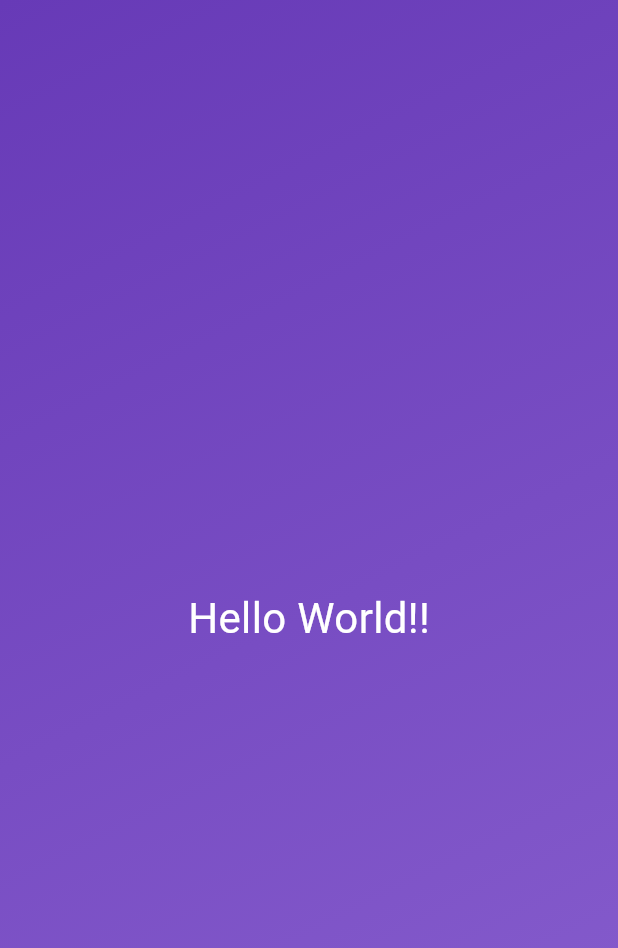
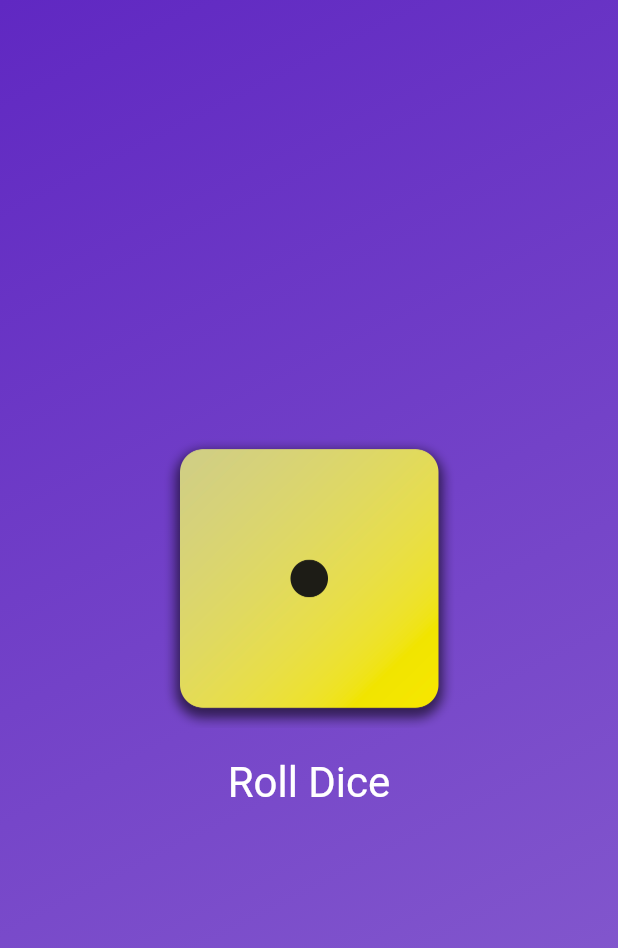
Before and after one commit to pireslima18/RollDice, a Flutter app: the screen it shows after launch, on a phone screen of 412 x 824 dp. Shown: the top 948 px of the screen. Run offline on Flutter 3.47's test engine with Material 3 defaults, Android fonts, the phone set to English and light mode, and no system bars; missing offline and left inert: dart:ffi.

Commit message:
main: Subindo imagens implementando funções e StateFulWidget

```diff
--- /dev/null
+++ b/lib/dice_roller.dart
@@ -0,0 +1,47 @@
+import "package:flutter/material.dart";
+import "styled_text.dart";
+
+class DiceRoller extends StatefulWidget {
+  const DiceRoller({super.key});
+
+  @override
+  State<DiceRoller> createState () {
+    return _DiceRollerState();
+  }
+}
+
+class _DiceRollerState extends State<DiceRoller> {
+  var activeDiceImage = "assets/images/dice-1.png";
+
+  void rollDice() {
+    setState(() {
+      activeDiceImage = "assets/images/dice-2.png";
+    });
+  }
+
+@override
+  Widget build(context) {
+    return Column(
+      mainAxisSize: MainAxisSize.min,
+      children: [
+        Image(
+          image: AssetImage(activeDiceImage),
+          width: 200,
+        ),
+        TextButton(
+          onPressed: rollDice,
+          style: TextButton.styleFrom(
+            foregroundColor: Colors.white,
+            textStyle: const TextStyle(fontSize: 28),
+            padding: const EdgeInsets.only(
+              top: 20,
+            )
+          ),
+          child: const Text(
+            "Roll Dice",
+          ),
+        )
+      ],
+    );
+  }
+}
--- a/lib/gradient_container.dart
+++ b/lib/gradient_container.dart
@@ -1,24 +1,28 @@
+import "dart:ffi";
+
 import "package:flutter/material.dart";
 import "styled_text.dart";
+import "dice_roller.dart";
+
+const startAlignment = Alignment.topLeft;
+const endAlignment = Alignment.bottomRight;
 
 class GradientContainer extends StatelessWidget {
-  const GradientContainer({super.key});
+  const GradientContainer(this.appColors, {super.key});
+
+  final List<Color> appColors;
 
   @override
   Widget build(context) {
-    return Container (
-      decoration: const BoxDecoration (
-        gradient: LinearGradient (
-          colors: [
-            Colors.deepPurple,
-            Color.fromARGB(255, 137, 96, 207),
-          ],
-          begin: Alignment.topLeft,
-          end: Alignment.bottomRight,
-        )
-      ),
+    return Container(
+      decoration: BoxDecoration(
+          gradient: LinearGradient(
+        colors: appColors,
+        begin: startAlignment,
+        end: endAlignment,
+      )),
       child: const Center(
-        child: CustomText()
+        child: DiceRoller()
       ),
     );
   }
--- a/lib/main.dart
+++ b/lib/main.dart
@@ -1,12 +1,16 @@
 import "package:flutter/material.dart";
 import "gradient_container.dart";
 
+const appColors = [
+  Color.fromARGB(255, 96, 40, 194),
+  Color.fromARGB(255, 137, 96, 207),
+];
 
 void main() {
   runApp(
     const MaterialApp(
       home: Scaffold(
-        body: GradientContainer()
+        body: GradientContainer(appColors)
       ),
     ),
   );
--- a/lib/styled_text.dart
+++ b/lib/styled_text.dart
@@ -1,13 +1,15 @@
 import "package:flutter/material.dart";
 
 class CustomText extends StatelessWidget {
-  const CustomText({super.key});
+  const CustomText(this.text, {super.key});
+
+  final String text;
 
   @override
   Widget build(context) {
-    return const Text(
-      "Hello World!!",
-      style: TextStyle(
+    return Text(
+      text,
+      style: const TextStyle(
         fontSize: 28,
         color: Colors.white
       ),
```
Also changed, not shown: pubspec.yaml (+7 -3 lines), assets/images/dice-1.png (added), assets/images/dice-2.png (added), assets/images/dice-3.png (added), assets/images/dice-4.png (added), assets/images/dice-5.png (added), assets/images/dice-6.png (added).
